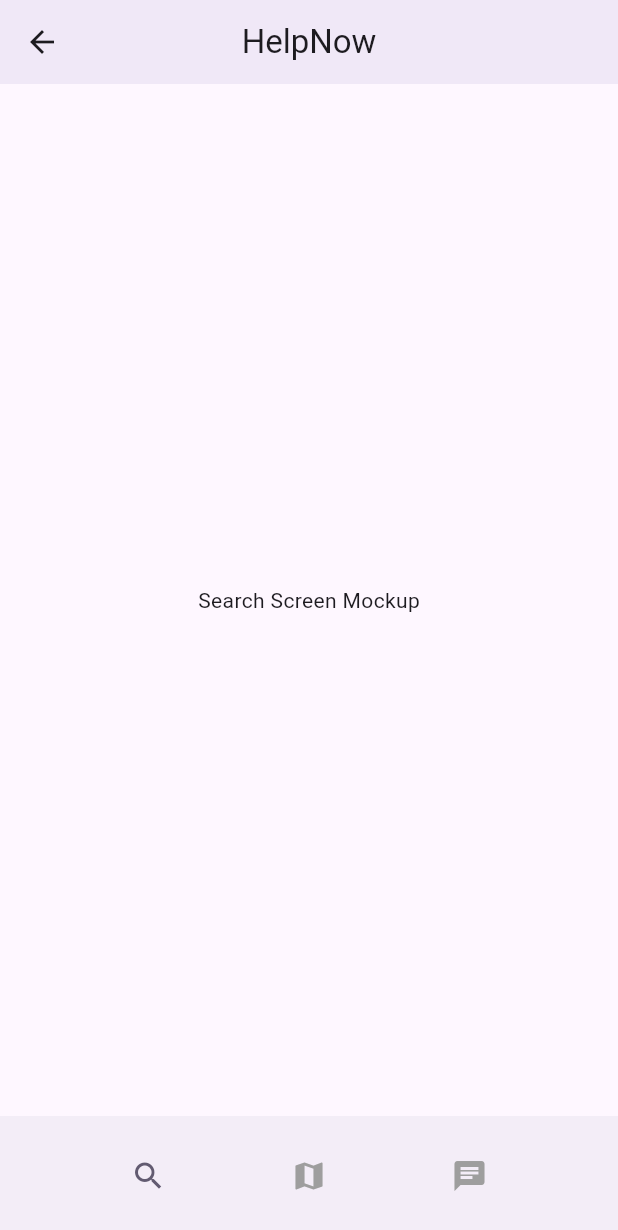
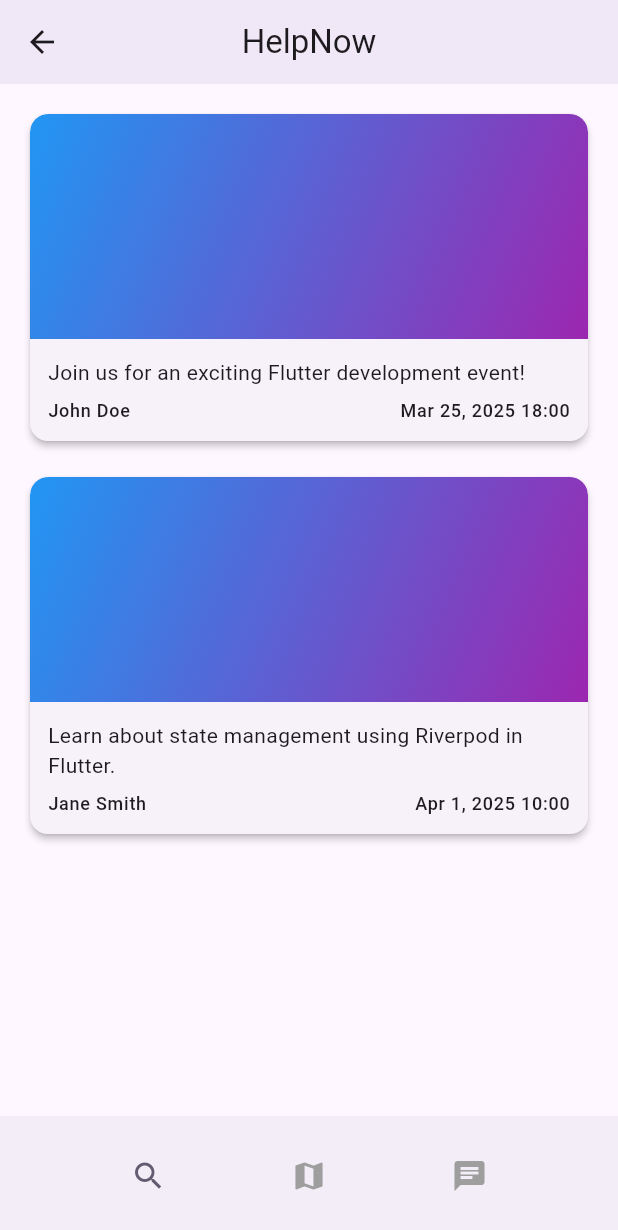
Before and after one commit to AristocratiiLite-ItFest2025/Client, a Flutter app: the SearchScreen screen opened directly, on a phone screen of 412 x 824 dp. Shown: the top 1230 px of the screen. Run offline on Flutter 3.47's test engine with Material 3 defaults, Android fonts, the phone set to English and light mode, and no system bars; our stand-ins replace flutter_riverpod.

Commit message:
added entry card at event list

```diff
--- a/lib/core/navigation/screen_list.dart
+++ b/lib/core/navigation/screen_list.dart
@@ -1,5 +1,6 @@
 import 'package:flutter/material.dart';
 
+import '../../features/primary/event_list/screen/event_list_screen.dart';
 import '../enums/app_screen.dart';
 
 import '../../features/authentication/login/screens/login_screen.dart';
@@ -9,7 +10,6 @@ import '../../features/auxiliary/profile/screens/profile_screen.dart';
 import '../../features/auxiliary/settings/screens/settings_screen.dart';
 import '../../features/primary/map/screens/map_screen.dart';
 import '../../features/primary/ngo_chat/screens/ngo_chat_screen.dart';
-import '../../features/primary/search/screen/search_screen.dart';
 
 /// Returns the widget corresponding to the given [screen].
 Widget getScreenWidget(AppScreen screen) {
--- /dev/null
+++ b/lib/features/primary/event_list/screen/event_list_screen.dart
@@ -0,0 +1,37 @@
+import 'package:flutter/material.dart';
+import 'package:flutter_riverpod/flutter_riverpod.dart';
+
+import '../../../../shared/widgets/bottom_nav_bar.dart';
+import '../../../../shared/widgets/top_app_bar.dart';
+import '../view_models/event_list_vm.dart';
+import '../widgets/event_card.dart';
+
+class SearchScreen extends ConsumerWidget {
+  const SearchScreen({super.key});
+
+  @override
+  Widget build(BuildContext context, WidgetRef ref) {
+    final events = ref.watch(eventViewModelProvider);
+
+    return Scaffold(
+      appBar: const TopAppBar(),
+      body: ListView.builder(
+        padding: const EdgeInsets.all(16),
+        itemCount: events.length,
+        itemBuilder: (context, index) {
+          final event = events[index];
+          return Padding(
+            padding: const EdgeInsets.only(bottom: 16),
+            child: EventCard(
+              imageUrl: event.imageUrl,
+              organizer: event.organizer,
+              dateTime: event.dateTime,
+              description: event.description,
+            ),
+          );
+        },
+      ),
+      bottomNavigationBar: const BottomNavBar(),
+    );
+  }
+}
--- /dev/null
+++ b/lib/features/primary/event_list/view_models/event_list_vm.dart
@@ -0,0 +1,46 @@
+import 'package:flutter_riverpod/flutter_riverpod.dart';
+
+/// Event model for our application.
+class Event {
+  final String? imageUrl;
+  final String organizer;
+  final String dateTime;
+  final String description;
+
+  Event({
+    this.imageUrl,
+    required this.organizer,
+    required this.dateTime,
+    required this.description,
+  });
+}
+
+/// The view model for our event list.
+/// Here we use a StateNotifier to manage a list of events.
+class EventViewModel extends StateNotifier<List<Event>> {
+  EventViewModel() : super(_mockEvents);
+
+// Additional methods to modify or fetch events can be added here.
+}
+
+/// Provider exposing the EventViewModel.
+final eventViewModelProvider =
+StateNotifierProvider<EventViewModel, List<Event>>((ref) {
+  return EventViewModel();
+});
+
+/// Some mock events for demonstration.
+final List<Event> _mockEvents = [
+  Event(
+    imageUrl: null, // Will trigger the gradient background
+    organizer: "John Doe",
+    dateTime: "Mar 25, 2025 18:00",
+    description: "Join us for an exciting Flutter development event!",
+  ),
+  Event(
+    imageUrl: null,
+    organizer: "Jane Smith",
+    dateTime: "Apr 1, 2025 10:00",
+    description: "Learn about state management using Riverpod in Flutter.",
+  ),
+];
--- /dev/null
+++ b/lib/features/primary/event_list/widgets/event_card.dart
@@ -0,0 +1,75 @@
+import 'package:flutter/material.dart';
+
+class EventCard extends StatelessWidget {
+  final String? imageUrl;
+  final String organizer;
+  final String dateTime;
+  final String description;
+
+  const EventCard({
+    super.key,
+    this.imageUrl,
+    required this.organizer,
+    required this.dateTime,
+    required this.description,
+  });
+
+  @override
+  Widget build(BuildContext context) {
+    return Card(
+      elevation: 2,
+      shape: RoundedRectangleBorder(borderRadius: BorderRadius.circular(12)),
+      clipBehavior: Clip.antiAlias,
+      child: Column(
+        crossAxisAlignment: CrossAxisAlignment.stretch,
+        children: [
+          Container(
+            height: 150,
+            decoration: BoxDecoration(
+              borderRadius: const BorderRadius.vertical(top: Radius.circular(12)),
+              image: imageUrl != null
+                  ? DecorationImage(
+                image: NetworkImage(imageUrl!),
+                fit: BoxFit.cover,
+              )
+                  : null,
+              gradient: imageUrl == null
+                  ? const LinearGradient(
+                colors: [Colors.blue, Colors.purple],
+                begin: Alignment.topLeft,
+                end: Alignment.bottomRight,
+              )
+                  : null,
+            ),
+          ),
+          Padding(
+            padding: const EdgeInsets.all(12.0),
+            child: Column(
+              crossAxisAlignment: CrossAxisAlignment.start,
+              children: [
+                Text(
+                  description,
+                  style: Theme.of(context).textTheme.bodyMedium,
+                ),
+                const SizedBox(height: 8),
+                Row(
+                  mainAxisAlignment: MainAxisAlignment.spaceBetween,
+                  children: [
+                    Text(
+                      organizer,
+                      style: Theme.of(context).textTheme.labelMedium,
+                    ),
+                    Text(
+                      dateTime,
+                      style: Theme.of(context).textTheme.labelMedium,
+                    ),
+                  ],
+                ),
+              ],
+            ),
+          ),
+        ],
+      ),
+    );
+  }
+}
--- a/lib/features/primary/search/screen/search_screen.dart
+++ /dev/null
@@ -1,16 +0,0 @@
-import 'package:flutter/material.dart';
-
-import '../../../../shared/widgets/bottom_nav_bar.dart';
-import '../../../../shared/widgets/top_app_bar.dart';
-
-class SearchScreen extends StatelessWidget {
-  const SearchScreen({super.key});
-  @override
-  Widget build(BuildContext context) {
-    return Scaffold(
-      appBar: const TopAppBar(),
-      body: const Center(child: Text("Search Screen Mockup")),
-      bottomNavigationBar: const BottomNavBar()
-    );
-  }
-}
```
